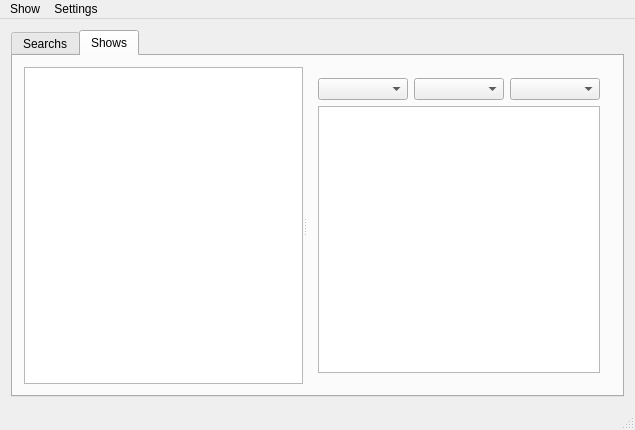
This is mainwindow.ui in Guid75/betaseeker as Qt 5 draws it before an edit. The edited form follows.
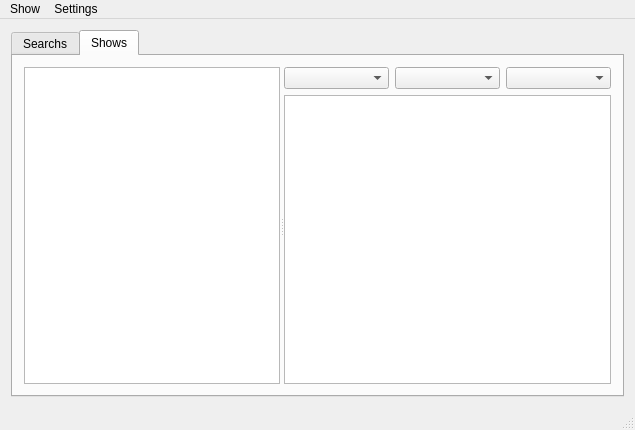
This is the edited form.

Diff of the .ui file:
```diff
--- a/mainwindow.ui
+++ b/mainwindow.ui
@@ -37,9 +37,9 @@
        <attribute name="title">
         <string>Shows</string>
        </attribute>
-       <layout class="QGridLayout" name="gridLayout_4">
+       <layout class="QGridLayout" name="gridLayout_5">
         <item row="0" column="0">
-         <widget class="QSplitter" name="splitterMain">
+         <widget class="QSplitter" name="splitterShows">
           <property name="orientation">
            <enum>Qt::Horizontal</enum>
           </property>
@@ -60,7 +60,27 @@
             </size>
            </property>
           </widget>
-          <widget class="QWidget" name="layoutWidget">
+          <widget class="QWidget" name="widgetShowDetails" native="true">
+           <property name="sizePolicy">
+            <sizepolicy hsizetype="Preferred" vsizetype="Preferred">
+             <horstretch>1</horstretch>
+             <verstretch>0</verstretch>
+            </sizepolicy>
+           </property>
+           <layout class="QGridLayout" name="gridLayout_4">
+            <property name="leftMargin">
+             <number>0</number>
+            </property>
+            <property name="topMargin">
+             <number>0</number>
+            </property>
+            <property name="rightMargin">
+             <number>0</number>
+            </property>
+            <property name="bottomMargin">
+             <number>0</number>
+            </property>
+            <item row="0" column="0">
            <layout class="QGridLayout" name="gridLayout_3">
             <item row="0" column="0">
              <widget class="QComboBox" name="comboBoxLang"/>
@@ -82,6 +102,8 @@
              </widget>
             </item>
            </layout>
+            </item>
+           </layout>
           </widget>
          </widget>
         </item>
```
Left out of the diff: 4 changed lines with no effect on the pictures. Lines whose indentation alone changed are shown as unchanged.
